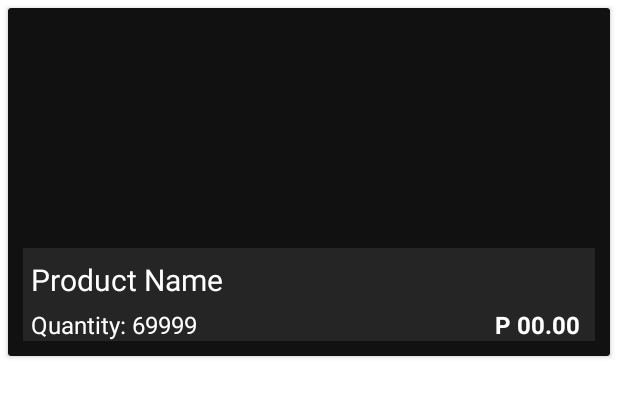
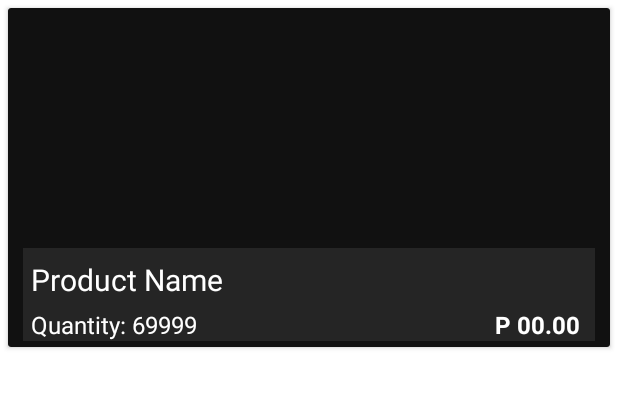
Before and after one commit to uan09/App, an Android app: the layout activity_retailer_product_view.xml on its own in the app's theme, with its tools: preview values and no code run, on a phone screen of 412 x 824 dp. Shown: the top 397 px of the screen. Run offline under Robolectric (Android 15) with nearby library versions, the phone set to English and light mode, and no system bars; Roboto replaces fonts that are not available here.

Commit message:
updated UI for displaying products

```diff
--- a/app/src/main/res/layout/activity_retailer_product_view.xml
+++ b/app/src/main/res/layout/activity_retailer_product_view.xml
@@ -12,7 +12,7 @@
     <LinearLayout
         android:id="@+id/lyt_parent"
         android:layout_width="match_parent"
-        android:layout_height="wrap_content"
+        android:layout_height="226dp"
         android:clickable="true"
         android:longClickable="true"
         android:orientation="vertical"
@@ -52,7 +52,9 @@
                     android:layout_marginTop="@dimen/spacing_xmedium"
                     android:layout_marginStart="5dp"
                     android:layout_marginEnd="5dp"
+                    android:ellipsize="end"
                     android:text="Product Name"
+                    android:singleLine="true"
                     android:fontFamily="@font/graduate"
                     android:textColor="@color/white"
                     android:textSize="20sp" />
```
